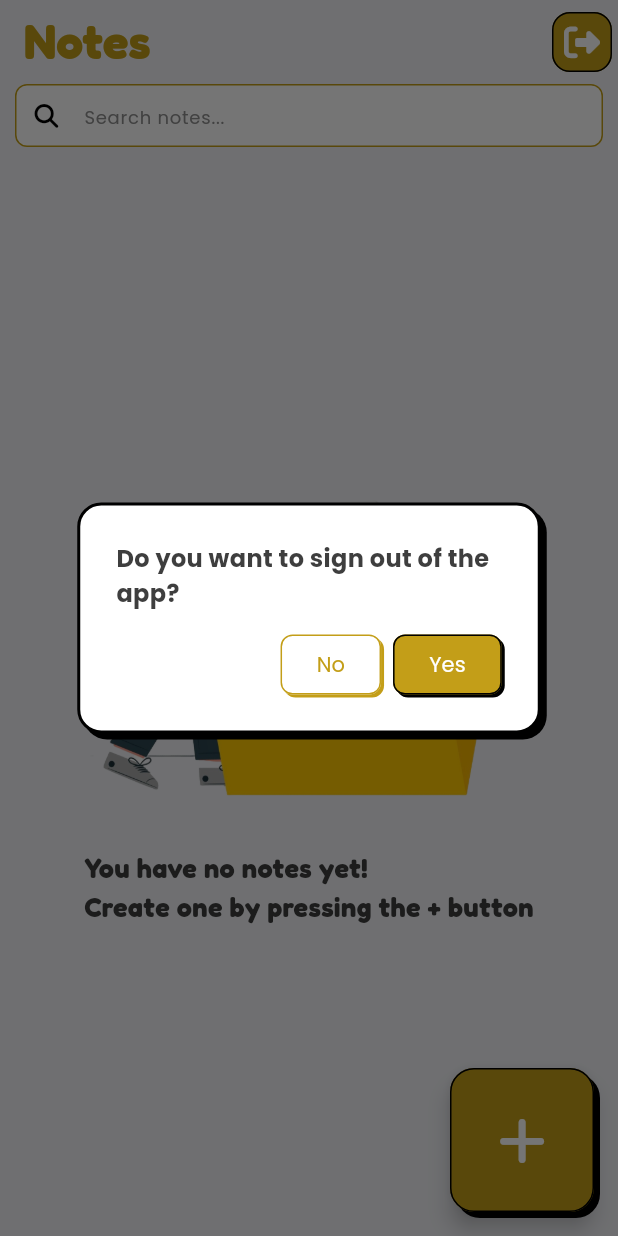
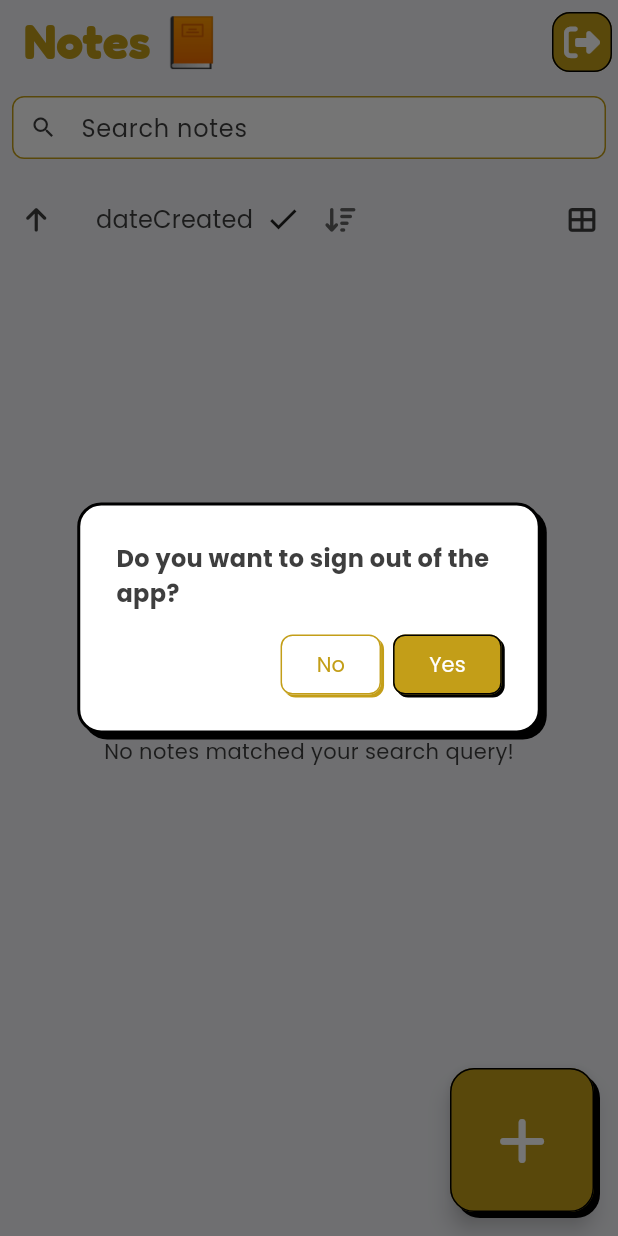
Before and after one commit to PrinceAsare22/notes_app, a Flutter app: the screen it shows once a user with an empty profile is signed in, after a tap on an icon or button, on a phone screen of 412 x 824 dp. Run offline on Flutter 3.47's test engine with Material 3 defaults, Android fonts, the phone set to English and light mode, and no system bars; our stand-ins replace cloud_firestore, firebase_auth, firebase_core, font_awesome_flutter; missing offline and left inert: flutter_quill; accounts and stored records are empty.

Commit message:
made some updates

```diff
--- a/lib/change_notifiers/notes_provider.dart
+++ b/lib/change_notifiers/notes_provider.dart
@@ -1,36 +1,81 @@
+import 'package:cloud_firestore/cloud_firestore.dart';
+import 'package:firebase_auth/firebase_auth.dart';
 import 'package:flutter/material.dart';
-import 'package:notes_app/enums/order_options.dart';
 import 'package:notes_app/models/note.dart';
 
-extension ListDeepContains on List<String> {
-  bool deepContains(String term) =>
-      contains(term) || any((element) => element.contains(term));
-}
+enum OrderOption { dateCreated, dateModified, title }
 
-class NotesProvider extends ChangeNotifier {
-  final List<Note> _notes = [];
+class NotesProvider with ChangeNotifier {
+  List<Note> _notes = [];
+  String _searchTerm = '';
+  bool _isGrid = true;
+  OrderOption _orderBy = OrderOption.dateCreated;
+  bool _isDescending = true;
 
-  List<Note> get notes =>
-      [..._searchTerm.isEmpty ? _notes : _notes.where(_test)]..sort(_compare);
+  List<Note> get notes {
+    List<Note> filteredNotes = _notes;
+    if (_searchTerm.isNotEmpty) {
+      final lowerCaseSearchTerm = _searchTerm.toLowerCase();
+      filteredNotes = filteredNotes
+          .where((note) =>
+              (note.title?.toLowerCase().contains(lowerCaseSearchTerm) ??
+                  false) ||
+              (note.content?.toLowerCase().contains(lowerCaseSearchTerm) ??
+                  false))
+          .toList();
+    }
 
-  bool _test(Note note) {
-    final term = _searchTerm.toLowerCase().trim();
-    final title = note.title?.toLowerCase() ?? '';
-    final content = note.content?.toLowerCase() ?? '';
-    final tags = note.tags?.map((e) => e.toLowerCase()).toList() ?? [];
-    return title.contains(term) ||
-        content.contains(term) ||
-        tags.deepContains(term);
+    switch (_orderBy) {
+      case OrderOption.dateCreated:
+        filteredNotes.sort((a, b) => _isDescending
+            ? b.dateCreated.compareTo(a.dateCreated)
+            : a.dateCreated.compareTo(b.dateCreated));
+        break;
+      case OrderOption.dateModified:
+        filteredNotes.sort((a, b) => _isDescending
+            ? b.dateModified.compareTo(a.dateModified)
+            : a.dateModified.compareTo(b.dateModified));
+        break;
+      case OrderOption.title:
+        filteredNotes.sort((a, b) => _isDescending
+            ? (b.title ?? '').compareTo(a.title ?? '')
+            : (a.title ?? '').compareTo(b.title ?? ''));
+        break;
+    }
+
+    return filteredNotes;
   }
 
-  int _compare(note1, note2) {
-    return _orderBy == OrderOption.dateModified
-        ? _isDescending
-            ? note2.dateModified.compareTo(note1.dateModified)
-            : note1.dateModified.compareTo(note2.dateModified)
-        : isDescending
-            ? note2.dateModified.compareTo(note1.dateCreated)
-            : note1.dateModified.compareTo(note2.dateModified);
+  String get searchTerm => _searchTerm;
+  bool get isGrid => _isGrid;
+  OrderOption get orderBy => _orderBy;
+  bool get isDescending => _isDescending;
+
+  void setNotes(List<Note> notes) {
+    _notes = notes;
+    notifyListeners();
+  }
+
+  void setSearchTerm(String searchTerm) {
+    _searchTerm = searchTerm;
+    notifyListeners();
+  }
+
+  void toggleView() {
+    _isGrid = !_isGrid;
+    notifyListeners();
+  }
+
+  void setOrderBy(OrderOption orderBy) {
+    _orderBy = orderBy;
+    _saveOrderSettings();
+    notifyListeners();
+  }
+
+  void toggleDescending() {
+    _isDescending = !_isDescending;
+    _saveOrderSettings();
+    notifyListeners();
   }
 
   void addNote(Note note) {
@@ -38,47 +83,46 @@ class NotesProvider extends ChangeNotifier {
     notifyListeners();
   }
 
-  void updateNote(Note note) {
-    final index =
-        _notes.indexWhere((element) => element.dateCreated == note.dateCreated);
-    _notes[index] = note;
+  void updateNote(Note updatedNote) {
+    final index = _notes.indexWhere((note) => note.id == updatedNote.id);
+    if (index != -1) {
+      _notes[index] = updatedNote;
+      notifyListeners();
+    }
+  }
+
+  void deleteNote(String noteId) {
+    _notes.removeWhere((note) => note.id == noteId);
     notifyListeners();
   }
 
-  void deleteNote(Note note) {
-    _notes.remove(note);
-    notifyListeners();
+  Future<void> _saveOrderSettings() async {
+    final userId = FirebaseAuth.instance.currentUser?.uid;
+    if (userId != null) {
+      await FirebaseFirestore.instance.collection('users').doc(userId).set({
+        'orderBy': _orderBy.toString(),
+        'isDescending': _isDescending,
+      }, SetOptions(merge: true));
+    }
   }
 
-  OrderOption _orderBy = OrderOption.dateModified;
-  set orderBy(OrderOption value) {
-    _orderBy = value;
-    notifyListeners();
+  Future<void> loadOrderSettings() async {
+    final userId = FirebaseAuth.instance.currentUser?.uid;
+    if (userId != null) {
+      final doc = await FirebaseFirestore.instance
+          .collection('users')
+          .doc(userId)
+          .get();
+      if (doc.exists) {
+        final data = doc.data();
+        if (data != null) {
+          _orderBy = OrderOption.values.firstWhere(
+              (e) => e.toString() == data['orderBy'],
+              orElse: () => OrderOption.dateCreated);
+          _isDescending = data['isDescending'] ?? true;
+          notifyListeners();
+        }
+      }
+    }
   }
-
-  OrderOption get orderBy => _orderBy;
-
-  bool _isDescending = true;
-  set isDescending(bool value) {
-    _isDescending = value;
-    notifyListeners();
-  }
-
-  bool get isDescending => _isDescending;
-
-  bool _isGrid = true;
-  set isGrid(bool value) {
-    _isGrid = value;
-    notifyListeners();
-  }
-
-  bool get isGrid => _isGrid;
-
-  String _searchTerm = '';
-  set searchTerm(String value) {
-    _searchTerm = value;
-    notifyListeners();
-  }
-
-  String get searchTerm => _searchTerm;
 }
--- a/lib/components/my_search_field.dart
+++ b/lib/components/my_search_field.dart
@@ -1,16 +1,14 @@
 import 'package:flutter/material.dart';
 import 'package:font_awesome_flutter/font_awesome_flutter.dart';
-import 'package:notes_app/change_notifiers/notes_provider.dart';
 import 'package:notes_app/constants.dart';
 import 'package:provider/provider.dart';
+import 'package:notes_app/change_notifiers/notes_provider.dart';
 
 class MySearchField extends StatefulWidget {
-  const MySearchField({
-    super.key,
-  });
+  const MySearchField({super.key});
 
   @override
-  State<MySearchField> createState() => _MySearchFieldState();
+  _MySearchFieldState createState() => _MySearchFieldState();
 }
 
 class _MySearchFieldState extends State<MySearchField> {
@@ -20,10 +18,10 @@ class _MySearchFieldState extends State<MySearchField> {
   @override
   void initState() {
     super.initState();
-    notesProvider = context.read<NotesProvider>(); // Specify the type
+    notesProvider = context.read<NotesProvider>();
     searchController = TextEditingController()
       ..addListener(() {
-        notesProvider.searchTerm = searchController.text;
+        notesProvider.setSearchTerm(searchController.text);
       });
   }
 
@@ -38,50 +36,50 @@ class _MySearchFieldState extends State<MySearchField> {
     final theme = Theme.of(context);
     final isDark = theme.brightness == Brightness.dark;
     return Padding(
-      padding: const EdgeInsets.symmetric(horizontal: 10), // Add const
+      padding: const EdgeInsets.all(8.0),
       child: TextField(
-        controller: searchController, // Use the defined controller
+        controller: searchController,
         decoration: InputDecoration(
-          hintText: 'Search notes...',
-          hintStyle: const TextStyle(fontSize: 12, color: gray500),
-          prefixIcon: Icon(
-            FontAwesomeIcons.magnifyingGlass,
-            color: isDark ? white : black,
-            size: 16, // Add appropriate size for the icon
+          labelText: 'Search notes',
+          prefixIcon: const Icon(Icons.search),
+          filled: true,
+          fillColor: isDark ? gray900 : white,
+          suffixIcon: ListenableBuilder(
+            listenable: searchController,
+            builder: (context, clearButton) => searchController.text.isNotEmpty
+                ? clearButton!
+                : const SizedBox.shrink(),
+            child: GestureDetector(
+              onTap: () {
+                searchController.clear();
+              },
+              child: const Icon(FontAwesomeIcons.xmark),
+            ),
           ),
-          suffixIcon: ValueListenableBuilder<TextEditingValue>(
-            valueListenable: searchController,
-            builder: (context, value, child) {
-              return Visibility(
-                visible: value.text.isNotEmpty,
-                child: GestureDetector(
-                  onTap: () {
-                    searchController.clear();
-                  },
-                  child: Icon(
-                    FontAwesomeIcons.xmark,
-                    color: isDark ? white : black,
-                    size: 16, // Add appropriate size for the icon
-                  ),
-                ),
-              );
-            },
+          border: OutlineInputBorder(
+            borderRadius: BorderRadius.circular(8.0),
           ),
-          fillColor: theme.colorScheme.surface,
-          filled: true,
           isDense: true,
-          prefixIconConstraints:
-              const BoxConstraints(minWidth: 42, minHeight: 42),
-          suffixIconConstraints:
-              const BoxConstraints(minWidth: 42, minHeight: 42),
           contentPadding: EdgeInsets.zero,
+          prefixIconConstraints: const BoxConstraints(
+            minWidth: 42,
+            minHeight: 42,
+          ),
+          suffixIconConstraints: const BoxConstraints(
+            minWidth: 42,
+            minHeight: 42,
+          ),
           enabledBorder: OutlineInputBorder(
             borderRadius: BorderRadius.circular(8),
-            borderSide: const BorderSide(color: primary),
+            borderSide: const BorderSide(
+              color: primary,
+            ),
           ),
           focusedBorder: OutlineInputBorder(
             borderRadius: BorderRadius.circular(8),
-            borderSide: const BorderSide(color: primary),
+            borderSide: const BorderSide(
+              color: primary,
+            ),
           ),
         ),
       ),
--- a/lib/components/notes/no_notes.dart
+++ b/lib/components/notes/no_notes.dart
@@ -7,7 +7,8 @@ class NoNote extends StatelessWidget {
 
   @override
   Widget build(BuildContext context) {
-    return Column(
+    return SingleChildScrollView(
+      child: Column(
         mainAxisAlignment: MainAxisAlignment.center,
         children: [
           Image.asset(
@@ -23,6 +24,7 @@ class NoNote extends StatelessWidget {
             ),
           ),
         ],
+      ),
     );
   }
 }
--- a/lib/components/notes/notes_card.dart
+++ b/lib/components/notes/notes_card.dart
@@ -84,6 +84,7 @@ class NotesCard extends StatelessWidget {
                   ? Expanded(
                       child: Text(
                         note.content!,
+                        overflow: TextOverflow.ellipsis,
                         style: theme.textTheme.bodyMedium,
                       ),
                     )
@@ -125,7 +126,7 @@ class NotesCard extends StatelessWidget {
 
                           // If Firestore delete is successful, update local state
                           if (context.mounted) {
-                            context.read<NotesProvider>().deleteNote(note);
+                            context.read<NotesProvider>().deleteNote(note.id);
                             ScaffoldMessenger.of(context).showSnackBar(
                               const SnackBar(
                                   content: Text('Note deleted successfully')),
--- a/lib/components/view_options.dart
+++ b/lib/components/view_options.dart
@@ -1,10 +1,7 @@
 import 'package:flutter/material.dart';
+import 'package:provider/provider.dart';
+import 'package:notes_app/change_notifiers/notes_provider.dart';
 import 'package:font_awesome_flutter/font_awesome_flutter.dart';
-import 'package:notes_app/change_notifiers/notes_provider.dart';
-import 'package:notes_app/components/buttons/icon_button.dart';
-import 'package:notes_app/constants.dart';
-import 'package:notes_app/enums/order_options.dart';
-import 'package:provider/provider.dart';
 
 class ViewOptions extends StatefulWidget {
   const ViewOptions({super.key});
@@ -15,6 +12,12 @@ class ViewOptions extends StatefulWidget {
 
 class _ViewOptionsState extends State<ViewOptions> {
   @override
+  void initState() {
+    super.initState();
+    context.read<NotesProvider>().loadOrderSettings();
+  }
+
+  @override
   Widget build(BuildContext context) {
     final theme = Theme.of(context);
     final isDark = theme.brightness == Brightness.dark;
@@ -23,27 +26,27 @@ class _ViewOptionsState extends State<ViewOptions> {
         padding: const EdgeInsets.symmetric(vertical: 8.0),
         child: Row(
           children: [
-            CustomIconButton(
-              icon: notesProvider.isDescending
-                  ? FontAwesomeIcons.arrowDown
-                  : FontAwesomeIcons.arrowUp,
+            IconButton(
+              icon: FaIcon(
+                notesProvider.isDescending
+                    ? FontAwesomeIcons.arrowDown
+                    : FontAwesomeIcons.arrowUp,
+                size: 18,
+              ),
               onPressed: () {
-                setState(() {
-                  notesProvider.isDescending = !notesProvider.isDescending;
-                });
+                notesProvider.toggleDescending();
               },
-              size: 18,
             ),
             const SizedBox(width: 16),
             DropdownButton<OrderOption>(
-              dropdownColor: isDark ? theme.colorScheme.surface : white,
+              dropdownColor: isDark ? theme.colorScheme.surface : Colors.white,
               value: notesProvider.orderBy,
               icon: Padding(
                 padding: const EdgeInsets.only(left: 16),
                 child: FaIcon(
                   FontAwesomeIcons.arrowDownWideShort,
                   size: 18,
-                  color: isDark ? white : gray700,
+                  color: isDark ? Colors.white : Colors.grey[700],
                 ),
               ),
               underline: const SizedBox.shrink(),
@@ -51,7 +54,7 @@ class _ViewOptionsState extends State<ViewOptions> {
               isDense: true,
               items: OrderOption.values
                   .map(
-                    (e) => DropdownMenuItem(
+                    (e) => DropdownMenuItem<OrderOption>(
                       value: e,
                       child: Row(
                         children: [
@@ -67,25 +70,23 @@ class _ViewOptionsState extends State<ViewOptions> {
                     ),
                   )
                   .toList(),
-              selectedItemBuilder: (context) =>
-                  OrderOption.values.map((e) => Text(e.name)).toList(),
-              onChanged: (newValue) {
-                setState(() {
-                  notesProvider.orderBy = newValue!;
-                });
+              onChanged: (OrderOption? newValue) {
+                if (newValue != null) {
+                  notesProvider.setOrderBy(newValue);
+                }
               },
             ),
             const Spacer(),
-            CustomIconButton(
-              icon: notesProvider.isGrid
-                  ? FontAwesomeIcons.tableCellsLarge
-                  : FontAwesomeIcons.bars,
+            IconButton(
+              icon: FaIcon(
+                notesProvider.isGrid
+                    ? FontAwesomeIcons.tableCellsLarge
+                    : FontAwesomeIcons.bars,
+                size: 18,
+              ),
               onPressed: () {
-                setState(() {
-                  notesProvider.isGrid = !notesProvider.isGrid;
-                });
+                notesProvider.toggleView();
               },
-              size: 18,
             ),
           ],
         ),
--- a/lib/main.dart
+++ b/lib/main.dart
@@ -33,6 +33,7 @@ class MyApp extends StatelessWidget {
         )
       ],
       child: MaterialApp(
+        debugShowCheckedModeBanner: false,
         title: 'Notes 📙',
         theme: ThemeData(
           useMaterial3: true,
--- a/lib/main_page.dart
+++ b/lib/main_page.dart
@@ -7,7 +7,6 @@ import 'package:notes_app/components/buttons/floating_action_button.dart';
 import 'package:notes_app/components/buttons/icon_button_outlined.dart';
 import 'package:notes_app/components/dialog/dialogs.dart';
 import 'package:notes_app/components/my_search_field.dart';
-import 'package:notes_app/components/notes/no_notes.dart';
 import 'package:notes_app/components/notes/notes_grid.dart';
 import 'package:notes_app/components/notes/notes_list.dart';
 import 'package:notes_app/components/view_options.dart';
@@ -27,6 +26,10 @@ class MainPage extends StatefulWidget {
 class _MainPageState extends State<MainPage> {
   final NotesService notesService = NotesService();
 
+  void _dismissKeyboard() {
+    FocusScope.of(context).unfocus();
+  }
+
   @override
   Widget build(BuildContext context) {
     final userId = FirebaseAuth.instance.currentUser?.uid;
@@ -38,8 +41,9 @@ class _MainPageState extends State<MainPage> {
     }
 
     return Scaffold(
+      resizeToAvoidBottomInset: false,
       appBar: AppBar(
-        title: const Text('Notes'),
+        title: const Text('Notes 📙'),
         actions: [
           IconButtonOutlined(
             onPressed: () async {
@@ -68,9 +72,12 @@ class _MainPageState extends State<MainPage> {
           );
         },
       ),
-      body: Column(
+      body: GestureDetector(
+        onTap: _dismissKeyboard,
+        child: Column(
           children: [
             const MySearchField(), // Search field at the top
+            const ViewOptions(), // View options (Grid/List toggle)
             Expanded(
               child: StreamBuilder<List<Note>>(
                 stream: notesService.getUserNotes(userId),
@@ -91,31 +98,29 @@ class _MainPageState extends State<MainPage> {
                   }
 
                   final notes = snapshot.data ?? [];
+                  context.read<NotesProvider>().setNotes(notes);
 
-                if (notes.isEmpty) {
-                  return const NoNote();
+                  final filteredNotes = context.watch<NotesProvider>().notes;
+                  final isGrid = context.watch<NotesProvider>().isGrid;
+
+                  if (filteredNotes.isEmpty) {
+                    return Center(
+                        child:
+                            const Text("No notes matched your search query!"));
                   }
-
-                final isGrid = context.watch<NotesProvider>().isGrid;
 
                   return Padding(
                     padding: const EdgeInsets.all(10.0),
-                  child: Column(
-                    children: [
-                      const ViewOptions(), // View options (Grid/List toggle)
-                      Expanded(
                     child: isGrid
-                            ? NotesGrid(notes: notes)
-                            : NotesList(notes: notes),
-                      ),
-                    ],
-                  ),
+                        ? NotesGrid(notes: filteredNotes)
+                        : NotesList(notes: filteredNotes),
                   );
                 },
               ),
             ),
           ],
         ),
+      ),
     );
   }
 }
--- a/lib/services/note_service.dart
+++ b/lib/services/note_service.dart
@@ -50,8 +50,8 @@ class NotesService {
       'title': title,
       'content': content,
       'tags': tags,
-      'dateModified': DateTime.now().toIso8601String(),
-      'dateCreated': DateTime.now().toIso8601String(),
+      'dateModified': DateTime.now(),
+      'dateCreated': DateTime.now(),
     });
   }
 
```
Also changed, not shown: lib/change_notifiers/new_note_controller.dart (+21 -27 lines), assets/images/mainpage.jpg (added). Lines whose indentation alone changed are shown as unchanged.
